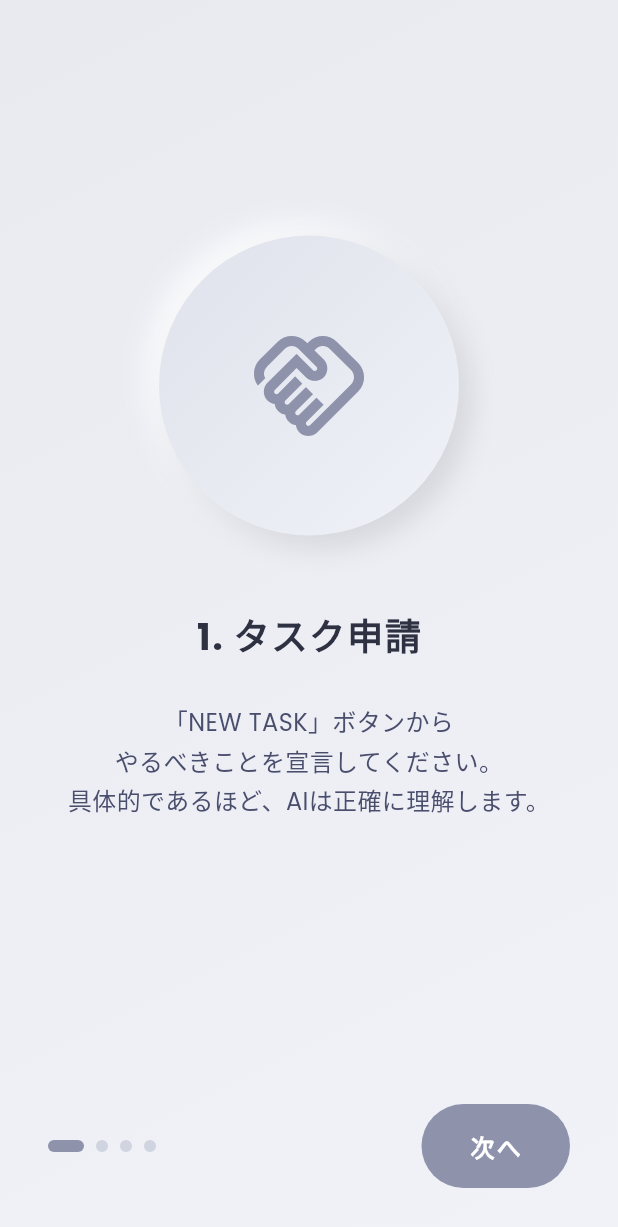
After one commit to hurakan411/AITodo, a Flutter app: the TutorialScreen screen opened by its route, on a phone screen of 412 x 824 dp. The commit adds this screen. Shown: the top 1227 px of the screen. Run offline on Flutter 3.47's test engine with Material 3 defaults, Android fonts, the phone set to English and light mode, and no system bars; our stand-ins replace dio, flutter_dotenv, flutter_riverpod, go_router, google_fonts, lottie and 2 more; accounts and stored records are empty; network calls fail.

Commit message:
Add tutorial screen, update game over reset logic, and UI improvements

```diff
--- a/frontend/lib/main.dart
+++ b/frontend/lib/main.dart
@@ -6,6 +6,7 @@ import 'src/screens/contract_screen.dart';
 import 'src/screens/home_screen.dart';
 import 'src/screens/profile_screen.dart';
 import 'src/screens/game_over_screen.dart';
+import 'src/screens/tutorial_screen.dart';
 import 'src/services/storage_service.dart';
 
 import 'package:flutter_dotenv/flutter_dotenv.dart';
@@ -58,6 +59,7 @@ class ObeyApp extends ConsumerWidget {
         GoRoute(path: '/home', builder: (c, s) => const HomeScreen()),
         GoRoute(path: '/profile', builder: (c, s) => const ProfileScreen()),
         GoRoute(path: '/gameover', builder: (c, s) => const GameOverScreen()),
+        GoRoute(path: '/tutorial', builder: (c, s) => const TutorialScreen()),
       ],
     );
 
--- a/frontend/lib/src/screens/game_over_screen.dart
+++ b/frontend/lib/src/screens/game_over_screen.dart
@@ -2,16 +2,41 @@ import 'package:flutter/material.dart';
 import 'package:flutter_riverpod/flutter_riverpod.dart';
 import '../services/api_client.dart';
 import 'package:go_router/go_router.dart';
+import 'package:supabase_flutter/supabase_flutter.dart';
+import '../services/user_id_service.dart';
 
 class GameOverScreen extends ConsumerWidget {
   const GameOverScreen({super.key});
 
   Future<void> _ack(BuildContext context, WidgetRef ref) async {
     try {
-      final api = ref.read(apiClientProvider);
-      await api.gameoverAck();
+      // 1. Reset Supabase data directly
+      final userId = await UserIdService.getUserId();
+      final supabase = Supabase.instance.client;
+
+      // Delete all tasks
+      await supabase.from('tasks').delete().eq('user_id', userId);
+
+      // Reset profile points to 10
+      await supabase.from('profiles').update({'points': 10}).eq('user_id', userId);
+
+      // 2. Notify backend (best effort)
+      try {
+        final api = ref.read(apiClientProvider);
+        await api.gameoverAck();
+      } catch (e) {
+        print('Backend ack failed: $e');
+      }
+
       if (context.mounted) context.go('/contract');
-    } catch (_) {}
+    } catch (e) {
+      print('Reset failed: $e');
+      if (context.mounted) {
+        ScaffoldMessenger.of(context).showSnackBar(
+          SnackBar(content: Text('リセットに失敗しました: $e')),
+        );
+      }
+    }
   }
 
   @override
--- a/frontend/lib/src/screens/home_screen.dart
+++ b/frontend/lib/src/screens/home_screen.dart
@@ -11,6 +11,7 @@ import '../services/user_id_service.dart';
 import 'task_creation_modal.dart';
 import 'task_proposal_modal.dart';
 import 'new_task_button.dart';
+import 'package:shared_preferences/shared_preferences.dart';
 
 class HomeScreen extends ConsumerStatefulWidget {
   const HomeScreen({super.key});
@@ -172,6 +173,12 @@ class _HomeScreenState extends ConsumerState<HomeScreen> {
       });
 
       _lastPoints = points;
+
+      // Check tutorial
+      final prefs = await SharedPreferences.getInstance();
+      if (prefs.getBool('has_seen_tutorial') != true) {
+        if (mounted) context.push('/tutorial');
+      }
 
     } catch (e) {
       print('[Home] Direct Supabase access failed or fallback needed: $e');
@@ -723,6 +730,11 @@ class _HomeScreenState extends ConsumerState<HomeScreen> {
     return Scaffold(
       appBar: AppBar(
         title: const Text('Obeyne'),
+        leading: IconButton(
+          onPressed: () => context.push('/tutorial'),
+          icon: const Icon(Icons.help_outline),
+          tooltip: '使い方',
+        ),
         actions: [
           IconButton(
             onPressed: () => context.go('/profile'),
--- /dev/null
+++ b/frontend/lib/src/screens/tutorial_screen.dart
@@ -0,0 +1,219 @@
+import 'package:flutter/material.dart';
+import 'package:go_router/go_router.dart';
+import 'package:shared_preferences/shared_preferences.dart';
+
+class TutorialScreen extends StatefulWidget {
+  const TutorialScreen({super.key});
+
+  @override
+  State<TutorialScreen> createState() => _TutorialScreenState();
+}
+
+class _TutorialScreenState extends State<TutorialScreen> {
+  final PageController _controller = PageController();
+  int _currentPage = 0;
+
+  final List<Map<String, String>> _pages = [
+    {
+      'title': '1. タスク申請',
+      'description': '「NEW TASK」ボタンから\nやるべきことを宣言してください。\n具体的であるほど、AIは正確に理解します。',
+      'icon': 'handshake',
+    },
+    {
+      'title': '2. 期限見積もり',
+      'description': 'タスク管理AI"Obeyne"がタスクを分析し、\n期限を設定します。\n何も考えずに承認しましょう。',
+      'icon': 'add_task',
+    },
+    {
+      'title': '3. 完了報告',
+      'description': 'タスクを完了したら、報告してください。ポイントが付与されます。',
+      'icon': 'psychology',
+    },
+    {
+      'title': '4. ランクアップ',
+      'description': 'ポイントを貯めてランクを上げましょう。\nランクが上がるとObeyneのモードが変化し、\nあなたへの態度が変化していきます。',
+      'icon': 'timer',
+    },
+  ];
+
+  @override
+  void dispose() {
+    _controller.dispose();
+    super.dispose();
+  }
+
+  Future<void> _finishTutorial() async {
+    final prefs = await SharedPreferences.getInstance();
+    await prefs.setBool('has_seen_tutorial', true);
+    if (mounted) {
+      context.go('/home');
+    }
+  }
+
+  IconData _getIcon(String name) {
+    switch (name) {
+      case 'handshake': return Icons.handshake_outlined;
+      case 'add_task': return Icons.add_task_outlined;
+      case 'psychology': return Icons.psychology_outlined;
+      case 'timer': return Icons.timer_outlined;
+      case 'military_tech': return Icons.military_tech_outlined;
+      default: return Icons.info_outline;
+    }
+  }
+
+  @override
+  Widget build(BuildContext context) {
+    return Scaffold(
+      body: Container(
+        decoration: const BoxDecoration(
+          gradient: LinearGradient(
+            begin: Alignment.topLeft,
+            end: Alignment.bottomRight,
+            colors: [
+              Color(0xFFE8EAF0),
+              Color(0xFFF0F2F8),
+            ],
+          ),
+        ),
+        child: SafeArea(
+          child: Column(
+            children: [
+              Expanded(
+                child: PageView.builder(
+                  controller: _controller,
+                  onPageChanged: (index) {
+                    setState(() {
+                      _currentPage = index;
+                    });
+                  },
+                  itemCount: _pages.length,
+                  itemBuilder: (context, index) {
+                    final page = _pages[index];
+                    return Padding(
+                      padding: const EdgeInsets.all(32.0),
+                      child: Column(
+                        mainAxisAlignment: MainAxisAlignment.center,
+                        children: [
+                          Container(
+                            width: 200,
+                            height: 200,
+                            decoration: BoxDecoration(
+                              shape: BoxShape.circle,
+                              gradient: const LinearGradient(
+                                begin: Alignment.topLeft,
+                                end: Alignment.bottomRight,
+                                colors: [
+                                  Color(0xFFE0E2EC),
+                                  Color(0xFFF0F2F8),
+                                ],
+                              ),
+                              boxShadow: [
+                                BoxShadow(
+                                  color: Colors.white.withOpacity(0.8),
+                                  offset: const Offset(-8, -8),
+                                  blurRadius: 16,
+                                ),
+                                BoxShadow(
+                                  color: Colors.black.withOpacity(0.1),
+                                  offset: const Offset(8, 8),
+                                  blurRadius: 16,
+                                ),
+                              ],
+                            ),
+                          child: Icon(
+                            _getIcon(page['icon']!),
+                            size: 80,
+                            color: const Color(0xFF8E92AB),
+                          ),
+                        ),
+                        const SizedBox(height: 48),
+                        Text(
+                          page['title']!,
+                          style: const TextStyle(
+                            fontSize: 24,
+                            fontWeight: FontWeight.bold,
+                            color: Color(0xFF2D3142),
+                            letterSpacing: 1.2,
+                          ),
+                        ),
+                        const SizedBox(height: 24),
+                        Text(
+                          page['description']!,
+                          textAlign: TextAlign.center,
+                          style: const TextStyle(
+                            fontSize: 16,
+                            height: 1.6,
+                            color: Color(0xFF4A4E6D),
+                          ),
+                        ),
+                      ],
+                    ),
+                  );
+                },
+              ),
+            ),
+            Padding(
+              padding: const EdgeInsets.all(32.0),
+              child: Row(
+                mainAxisAlignment: MainAxisAlignment.spaceBetween,
+                children: [
+                  // Indicators
+                  Row(
+                    children: List.generate(
+                      _pages.length,
+                      (index) => AnimatedContainer(
+                        duration: const Duration(milliseconds: 300),
+                        margin: const EdgeInsets.only(right: 8),
+                        width: _currentPage == index ? 24 : 8,
+                        height: 8,
+                        decoration: BoxDecoration(
+                          color: _currentPage == index
+                              ? const Color(0xFF8E92AB)
+                              : const Color(0xFFD0D3E0),
+                          borderRadius: BorderRadius.circular(4),
+                        ),
+                      ),
+                    ),
+                  ),
+                  // Button
+                  ElevatedButton(
+                    onPressed: () {
+                      if (_currentPage < _pages.length - 1) {
+                        _controller.nextPage(
+                          duration: const Duration(milliseconds: 300),
+                          curve: Curves.easeInOut,
+                        );
+                      } else {
+                        _finishTutorial();
+                      }
+                    },
+                    style: ElevatedButton.styleFrom(
+                      backgroundColor: const Color(0xFF8E92AB),
+                      foregroundColor: Colors.white,
+                      padding: const EdgeInsets.symmetric(
+                        horizontal: 32,
+                        vertical: 16,
+                      ),
+                      shape: RoundedRectangleBorder(
+                        borderRadius: BorderRadius.circular(30),
+                      ),
+                      elevation: 4,
+                    ),
+                    child: Text(
+                      _currentPage < _pages.length - 1 ? '次へ' : '始める',
+                      style: const TextStyle(
+                        fontSize: 16,
+                        fontWeight: FontWeight.bold,
+                      ),
+                    ),
+                  ),
+                ],
+              ),
+            ),
+            ],
+          ),
+        ),
+      ),
+    );
+  }
+}
```
